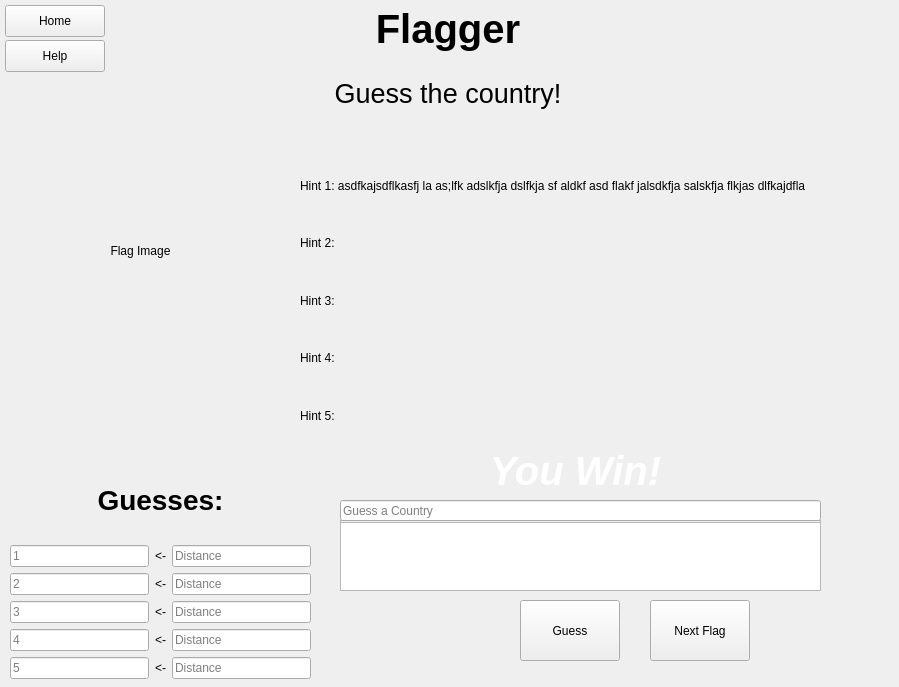
First picture: the form in gamewindow.ui, repository jesseandringa/FlagApp, before the edit.
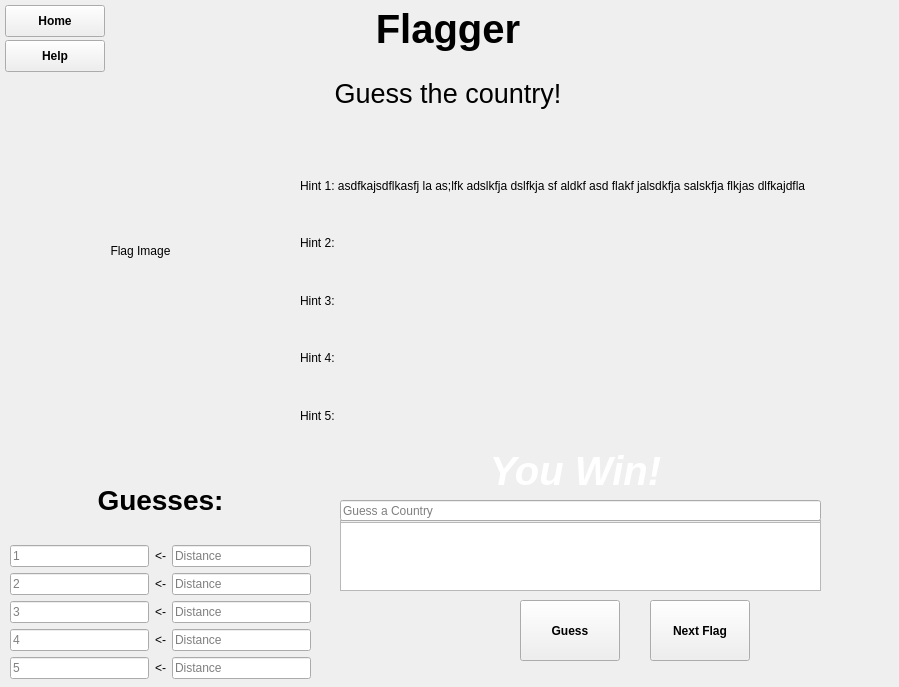
Second picture: the form after the edit. Custom widgets are drawn as their Qt base class.

```diff
--- a/gamewindow.ui
+++ b/gamewindow.ui
@@ -132,6 +132,11 @@
       <height>32</height>
      </rect>
     </property>
+    <property name="font">
+     <font>
+      <bold>true</bold>
+     </font>
+    </property>
     <property name="text">
      <string>Home</string>
     </property>
@@ -145,6 +150,11 @@
       <height>32</height>
      </rect>
     </property>
+    <property name="font">
+     <font>
+      <bold>true</bold>
+     </font>
+    </property>
     <property name="text">
      <string>Help</string>
     </property>
@@ -158,6 +168,11 @@
       <height>61</height>
      </rect>
     </property>
+    <property name="font">
+     <font>
+      <bold>true</bold>
+     </font>
+    </property>
     <property name="text">
      <string>Guess</string>
     </property>
@@ -171,6 +186,11 @@
       <height>61</height>
      </rect>
     </property>
+    <property name="font">
+     <font>
+      <bold>true</bold>
+     </font>
+    </property>
     <property name="text">
      <string>Next Flag</string>
     </property>
```
